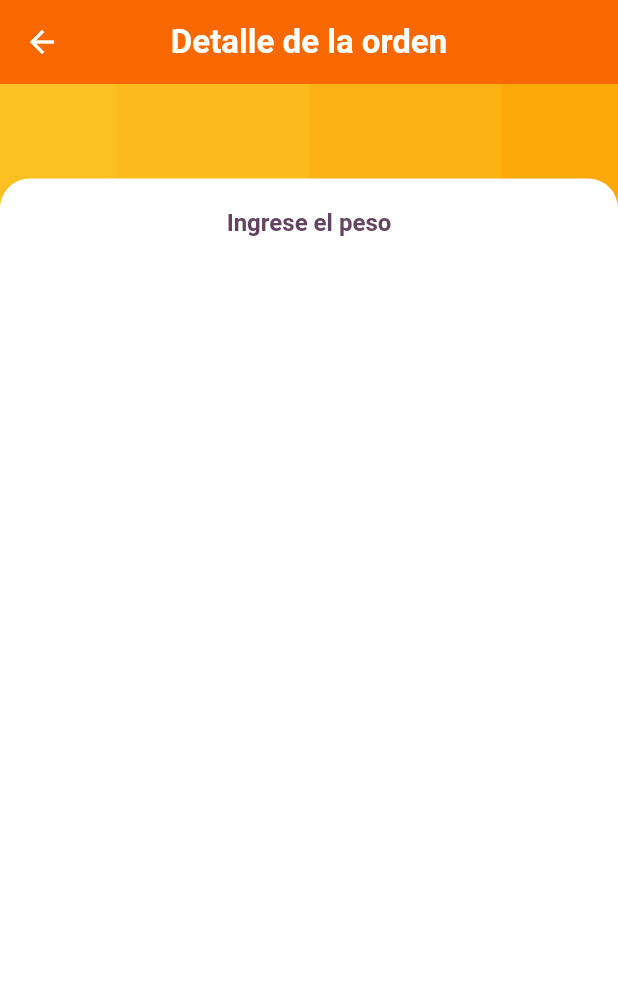
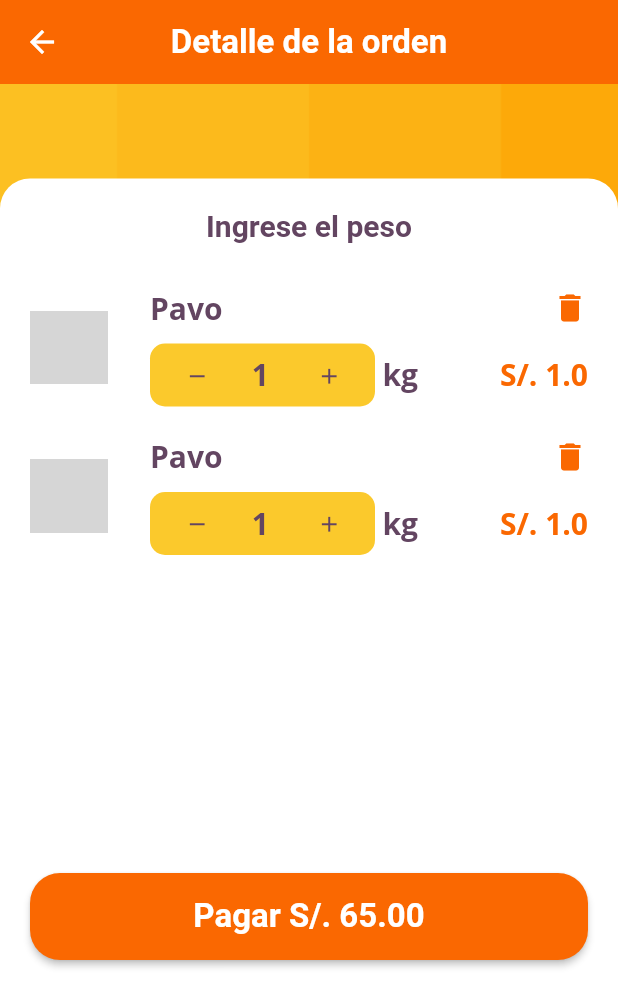
Before and after one commit to ETenorioE/horno, a Flutter app: the PaymentPage screen opened by its route, after a tap on the "arrow back" icon, on a phone screen of 412 x 824 dp. Shown: the top 1007 px of the screen. Run offline on Flutter 3.47's test engine with Material 2 defaults, Android fonts, the phone set to English and light mode, and no system bars; our stand-ins replace cached_network_image, google_fonts; network calls fail; grey boxes are pictures that could not be loaded.

Commit message:
page: detail-order

```diff
--- a/lib/page/order_detail_page.dart
+++ b/lib/page/order_detail_page.dart
@@ -3,12 +3,15 @@ import 'package:flutter/src/widgets/container.dart';
 import 'package:flutter/src/widgets/framework.dart';
 import 'package:horno/routes/index.dart';
 import 'package:horno/widgets/index.dart';
+import 'package:horno/widgets/item_order_widget.dart';
 
 class OrderDetailPage extends StatelessWidget with RenderPage {
   const OrderDetailPage({super.key});
 
   @override
   Widget build(BuildContext context) {
+    final orientation = MediaQuery.of(context).orientation;
+
     return ThemeCustomWidget(
       child: Scaffold(
         appBar: appBarRender(
@@ -17,13 +20,45 @@ class OrderDetailPage extends StatelessWidget with RenderPage {
         body: Stack(children: [
           backgroundImageRender(context),
           Padding(
-            padding: const EdgeInsets.only(top: 63),
+            padding: EdgeInsets.only(
+                top: orientation == Orientation.portrait ? 63 : 20),
             child: CardWidget(
               paddingTop: 20,
               child: ListView(
                 children: [
                   const Center(
-                      child: TitleWidget('Ingrese el peso', fontSize: 16))
+                      child: TitleWidget('Ingrese el peso', fontSize: 20)),
+                  SpaceHeight(orientation == Orientation.portrait ? 30 : 15),
+                  SizedBox(
+                    height: orientation == Orientation.portrait ? 370 : 200,
+                    child: ListView.separated(
+                        shrinkWrap: true,
+                        itemBuilder: (context, index) {
+                          return const ItemOrderWidget(
+                              text: 'Pavo',
+                              price: 35,
+                              image:
+                                  'https://cdn.pixabay.com/photo/2013/12/21/18/02/thanksgiving-231781_960_720.jpg');
+                        },
+                        separatorBuilder: (context, index) => SpaceHeight(20),
+                        itemCount: 2),
+                  ),
+                  const SpaceHeight(20),
+                  ButtonWidget(
+                    onPressed: () {
+                      Navigator.pushReplacementNamed(
+                          context, MyRoutes.rPAYMENT);
+                    },
+                    child: Row(
+                      mainAxisAlignment: MainAxisAlignment.spaceBetween,
+                      children: [
+                        const SizedBox(width: 20),
+                        TitleWidget('Pagar S/. 65.00',
+                            color: ColorsApp.colorLight),
+                        const SizedBox(width: 20),
+                      ],
+                    ),
+                  )
                 ],
               ),
             ),
--- a/lib/page/payment_page.dart
+++ b/lib/page/payment_page.dart
@@ -22,31 +22,18 @@ class PaymentPage extends StatelessWidget with RenderPage {
                   const SpaceHeight(20),
                   _payment(context),
                   const SpaceHeight(20),
-                  _button()
+                  ButtonWidget(
+                      onPressed: () {},
+                      child:
+                          TitleWidget('Confirmar', color: ColorsApp.colorLight))
                 ])))
           ])),
     );
   }
 
-  SizedBox _button() {
-    return SizedBox(
-      width: 372,
-      height: 58,
-      child: MaterialButton(
-        color: ColorsApp.colorSecondary,
-        onPressed: () {},
-        shape: RoundedRectangleBorder(borderRadius: BorderRadius.circular(20)),
-        child: TitleWidget(
-          'Confirmar',
-          color: ColorsApp.colorLight,
-        ),
-      ),
-    );
-  }
-
   Container _payment(BuildContext context) {
     return Container(
-      decoration: _borderRadiusAndColor(),
+      decoration: borderRadiusAndColorRender(),
       padding: _paddingCard(),
       width: MediaQuery.of(context).size.width,
       child: Column(
@@ -70,7 +57,7 @@ class PaymentPage extends StatelessWidget with RenderPage {
     return Container(
       width: MediaQuery.of(context).size.width,
       padding: _paddingCard(),
-      decoration: _borderRadiusAndColor(),
+      decoration: borderRadiusAndColorRender(),
       child: Column(
         children: [
           const TitleWidget('Detalle de la ordern #453', fontSize: 16),
@@ -108,10 +95,4 @@ class PaymentPage extends StatelessWidget with RenderPage {
   EdgeInsets _paddingCard() {
     return const EdgeInsets.symmetric(vertical: 11, horizontal: 17);
   }
-
-  BoxDecoration _borderRadiusAndColor() {
-    return BoxDecoration(
-        borderRadius: BorderRadius.circular(10),
-        border: Border.all(color: ColorsApp.colorPrimary));
-  }
 }
--- /dev/null
+++ b/lib/widgets/button_widget.dart
@@ -0,0 +1,25 @@
+import 'package:flutter/material.dart';
+import 'package:flutter/src/widgets/container.dart';
+import 'package:flutter/src/widgets/framework.dart';
+import 'package:horno/widgets/index.dart';
+
+class ButtonWidget extends StatelessWidget {
+  final Widget? child;
+  final void Function() onPressed;
+  const ButtonWidget({super.key, this.child, required this.onPressed});
+
+  @override
+  Widget build(BuildContext context) {
+    return SizedBox(
+      width: 372,
+      height: 58,
+      child: MaterialButton(
+        color: ColorsApp.colorSecondary,
+        onPressed: () => onPressed(),
+        shape: RoundedRectangleBorder(borderRadius: BorderRadius.circular(20)),
+        child: child,
+      ),
+    );
+    ;
+  }
+}
--- /dev/null
+++ b/lib/widgets/icon_button_widget.dart
@@ -0,0 +1,29 @@
+import 'package:flutter/material.dart';
+import 'package:horno/widgets/index.dart';
+
+class IconButtonBgWidget extends StatelessWidget {
+  final IconData icon;
+  final Color color;
+  final Color? backgroundColor;
+  final Function()? onPressed;
+
+  const IconButtonBgWidget({
+    Key? key,
+    required this.icon,
+    required this.color,
+    this.onPressed,
+    this.backgroundColor,
+  }) : super(key: key);
+
+  @override
+  Widget build(BuildContext context) {
+    Color bgColor = backgroundColor ?? ColorsApp.colorLight;
+
+    return CircleAvatar(
+        radius: 16,
+        backgroundColor: bgColor,
+        child: IconButton(
+            onPressed: () => onPressed == null ? null : onPressed!(),
+            icon: Icon(icon, size: 17, color: color)));
+  }
+}
--- a/lib/widgets/index.dart
+++ b/lib/widgets/index.dart
@@ -17,3 +17,5 @@ export 'package:horno/widgets/card_widget.dart';
 export 'package:horno/widgets/bottom_navigation_widget.dart';
 export 'package:horno/widgets/avatar_widget.dart';
 export 'package:horno/theme/theme.dart';
+export 'package:horno/widgets/icon_button_widget.dart';
+export 'package:horno/widgets/button_widget.dart';
--- a/lib/widgets/item_order_widget.dart
+++ b/lib/widgets/item_order_widget.dart
@@ -1,97 +1,192 @@
 import 'package:flutter/material.dart';
+import 'package:google_fonts/google_fonts.dart';
 import 'package:horno/widgets/index.dart';
 
-class ItemOrderWidget extends StatelessWidget {
-  final String name;
-  final String schedule;
-  final String state;
+class ItemOrderWidget extends StatefulWidget with RenderPage {
+  final String text;
+  final double price;
   final String image;
   final Function()? onTap;
 
   const ItemOrderWidget({
     Key? key,
-    required this.name,
-    required this.schedule,
-    required this.state,
+    required this.text,
+    required this.price,
     required this.image,
     this.onTap,
   }) : super(key: key);
 
   @override
+  State<ItemOrderWidget> createState() => _ItemOrderWidgetState();
+}
+
+class _ItemOrderWidgetState extends State<ItemOrderWidget> {
+  double _total = 1;
+
+  @override
   Widget build(BuildContext context) {
-    return InkWell(
-      onTap: () => onTap == null ? null : onTap!(),
-      child: SizedBox(
-        width: 372,
-        child: Stack(
+    return Row(
+      mainAxisAlignment: MainAxisAlignment.spaceBetween,
+      crossAxisAlignment: CrossAxisAlignment.center,
+      children: [
+        SizedBox(
+          width: 52,
+          height: 49,
+          child: ImageNetworkRoundedWidget(radius: 10, url: widget.image),
+        ),
+        SizedBox(
+          width: MediaQuery.of(context).size.width - 120,
+          child: Column(
+            crossAxisAlignment: CrossAxisAlignment.start,
             children: [
               Row(
-              crossAxisAlignment: CrossAxisAlignment.start,
+                mainAxisAlignment: MainAxisAlignment.spaceBetween,
                 children: [
-                ClipRRect(
-                  borderRadius: BorderRadius.circular(10),
-                  child: Image.network(image,
-                      width: 118, height: 119, fit: BoxFit.cover),
+                  _wrappedTextWidget(widget.text),
+                  Icon(
+                    Icons.delete,
+                    size: 24,
+                    color: ColorsApp.colorSecondary,
                   ),
-                const SizedBox(
-                  width: 14,
+                ],
               ),
-                Padding(
-                  padding: const EdgeInsets.only(top: 8),
-                  child: Column(
-                    mainAxisAlignment: MainAxisAlignment.start,
-                    crossAxisAlignment: CrossAxisAlignment.start,
+              const SpaceHeight(10),
+              Row(
+                mainAxisAlignment: MainAxisAlignment.spaceBetween,
                 children: [
-                      TitleWidget(name),
-                      const SizedBox(
-                        height: 10,
-                      ),
-                      TextWidget(
-                        state,
-                        color: state == 'Abierto'
-                            ? ColorsApp.colorSuccess
-                            : ColorsApp.colorError,
-                      ),
-                      const SpaceHeight(11),
                   Row(
                     children: [
-                          Icon(
-                            Icons.schedule,
-                            color: ColorsApp.colorText,
+                      _ControlOrderWidget(
+                        onChange: (p0) {
+                          setState(() {
+                            _total = p0 * widget.price;
+                          });
+                        },
                       ),
-                          TextWidget(
-                            schedule,
-                            color: ColorsApp.colorText,
-                          )
+                      const SpaceWidth(5),
+                      _wrappedTextWidget('kg')
+                    ],
+                  ),
+                  _wrappedTextWidget('S/. $_total',
+                      color: ColorsApp.colorSecondary),
                 ],
               )
             ],
           ),
+        ),
+      ],
+    );
+  }
+
+  TextWidget _wrappedTextWidget(String text,
+      {double? fontSize = 20, Color? color}) {
+    Color innerColor = color ?? ColorsApp.colorTitle;
+
+    return TextWidget(text, fontSize: fontSize, color: innerColor);
+  }
+}
+
+class _ControlOrderWidget extends StatefulWidget {
+  final void Function(int) onChange;
+
+  const _ControlOrderWidget({
+    Key? key,
+    required this.onChange,
+  }) : super(key: key);
+
+  @override
+  State<_ControlOrderWidget> createState() => _ControlOrderWidgetState();
+}
+
+class _ControlOrderWidgetState extends State<_ControlOrderWidget> {
+  int _counter = 1;
+
+  final TextEditingController controller = TextEditingController(text: "1");
+
+  void subtract() {
+    int value = int.tryParse(controller.text) ?? 1;
+
+    if (value <= 1) {
+      controller.text = "1";
+      return;
+    }
+
+    value = value - 1;
+
+    controller.text = value.toString();
+
+    widget.onChange(value);
+  }
+
+  void add() {
+    int value = int.tryParse(controller.text) ?? 1;
+
+    if (value > 100) {
+      controller.text = "100";
+      return;
+    }
+
+    value = value + 1;
+
+    controller.text = value.toString();
+
+    widget.onChange(value);
+  }
+
+  @override
+  void dispose() {
+    controller.dispose();
+    super.dispose();
+  }
+
+  @override
+  Widget build(BuildContext context) {
+    return Container(
+      width: 150,
+      height: 42,
+      padding: const EdgeInsets.symmetric(vertical: 5, horizontal: 15),
+      decoration: BoxDecoration(
+          borderRadius: BorderRadius.circular(10),
+          color: ColorsApp.colorPrimary),
+      child: Row(
+        mainAxisAlignment: MainAxisAlignment.spaceBetween,
+        crossAxisAlignment: CrossAxisAlignment.center,
+        children: [
+          IconButtonBgWidget(
+            icon: Icons.remove,
+            color: ColorsApp.colorTitle,
+            backgroundColor: ColorsApp.colorPrimary,
+            onPressed: () => subtract(),
+          ),
+          SizedBox(
+              width: 40,
+              child: TextFormField(
+                textAlign: TextAlign.center,
+                controller: controller,
+                decoration: InputDecoration(
+                    contentPadding: const EdgeInsets.symmetric(vertical: 0),
+                    enabledBorder: _borderInput(),
+                    border: _borderInput(),
+                    focusedBorder: _borderInput()),
+                keyboardType: TextInputType.number,
+                style: GoogleFonts.openSans(
+                    color: ColorsApp.colorTitle,
+                    fontSize: 20,
+                    fontWeight: FontWeight.bold),
+              )),
+          IconButtonBgWidget(
+            icon: Icons.add,
+            color: ColorsApp.colorTitle,
+            backgroundColor: ColorsApp.colorPrimary,
+            onPressed: () => add(),
           )
         ],
       ),
-            Positioned(
-              bottom: 0,
-              right: 0,
-              child: Container(
-                width: 96,
-                height: 40,
-                decoration: BoxDecoration(
-                    color: ColorsApp.colorPrimary,
-                    borderRadius: const BorderRadius.only(
-                        topLeft: Radius.circular(10),
-                        bottomRight: Radius.circular(10))),
-                child: Center(
-                  child: TextWidget(
-                    'Ingresar',
-                    color: ColorsApp.colorLight,
-                  ),
-                ),
-              ),
-            )
-          ],
-        ),
-      ),
     );
   }
+
+  OutlineInputBorder _borderInput() {
+    return OutlineInputBorder(
+        borderSide: BorderSide(color: ColorsApp.colorPrimary));
   }
+}
--- a/lib/widgets/methods_widget.dart
+++ b/lib/widgets/methods_widget.dart
@@ -46,6 +46,12 @@ mixin RenderPage {
       )),
     );
   }
+
+  BoxDecoration borderRadiusAndColorRender() {
+    return BoxDecoration(
+        borderRadius: BorderRadius.circular(10),
+        border: Border.all(color: ColorsApp.colorPrimary));
+  }
 }
 
 Image imageNetworkCustom(String url) => Image.network(url, fit: BoxFit.cover);
```
Also changed, not shown: lib/page/local_page.dart (+2 -25 lines). Lines whose indentation alone changed are shown as unchanged.
